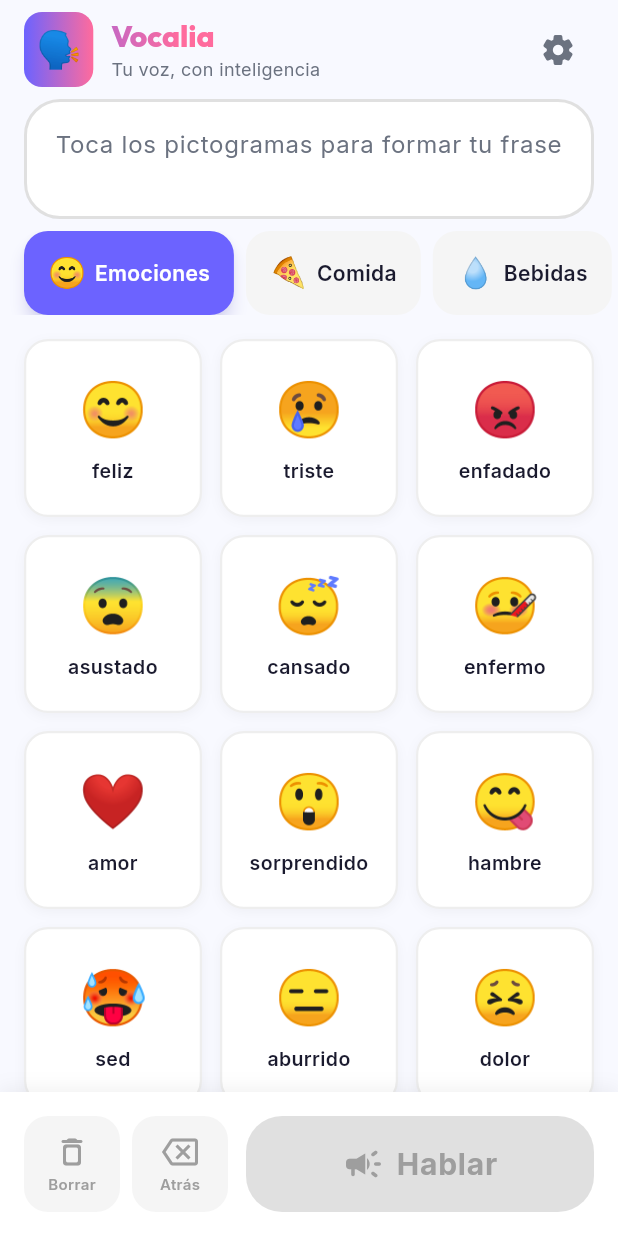
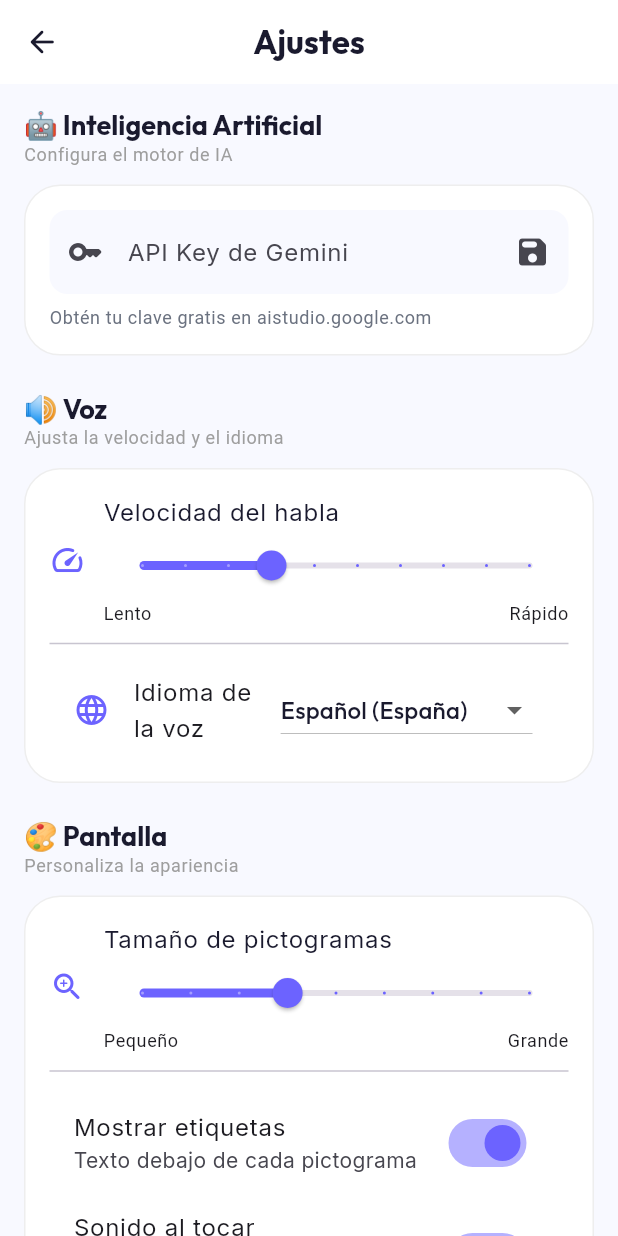
Before and after one commit to afiliaia2025/vocalia, a Flutter app: the screen it shows after launch, after a tap on "Continuar sin IA (modo básico)", after a tap on the "settings" icon, on a phone screen of 412 x 824 dp. Run offline on Flutter 3.47's test engine with Material 3 defaults, Android fonts, the phone set to English and light mode, and no system bars; our stand-ins replace flutter_animate, flutter_tts, google_fonts, google_generative_ai.

Commit message:
feat: Add history, settings screens + Firebase config + deploy

```diff
--- a/lib/screens/board_screen.dart
+++ b/lib/screens/board_screen.dart
@@ -4,6 +4,8 @@ import 'package:flutter_animate/flutter_animate.dart';
 import '../config/theme.dart';
 import '../models/pictogram.dart';
 import '../providers/board_provider.dart';
+import 'settings_screen.dart';
+import 'history_screen.dart';
 
 /// Main communication board screen — the heart of Vocalia.
 class BoardScreen extends StatelessWidget {
@@ -85,10 +87,21 @@ class _VocaliaAppBar extends StatelessWidget {
             ],
           ),
           const Spacer(),
+          // History
+          IconButton(
+            onPressed: () {
+              Navigator.push(context, MaterialPageRoute(builder: (_) => const HistoryScreen()));
+            },
+            icon: Icon(
+              Icons.history_rounded,
+              color: isDark ? VocaliaTheme.textDarkSecondary : VocaliaTheme.textSecondary,
+            ),
+            tooltip: 'Historial',
+          ),
           // Settings
           IconButton(
             onPressed: () {
-              // TODO: Open settings
+              Navigator.push(context, MaterialPageRoute(builder: (_) => const SettingsScreen()));
             },
             icon: Icon(
               Icons.settings_rounded,
--- /dev/null
+++ b/lib/screens/settings_screen.dart
@@ -0,0 +1,274 @@
+import 'package:flutter/material.dart';
+import '../config/theme.dart';
+
+/// Settings screen for Vocalia.
+class SettingsScreen extends StatefulWidget {
+  const SettingsScreen({super.key});
+
+  @override
+  State<SettingsScreen> createState() => _SettingsScreenState();
+}
+
+class _SettingsScreenState extends State<SettingsScreen> {
+  final _apiKeyController = TextEditingController();
+  double _speechRate = 0.45;
+  double _pictogramSize = 1.0;
+  bool _soundFeedback = true;
+  bool _showLabels = true;
+  String _selectedVoice = 'es-ES';
+
+  @override
+  Widget build(BuildContext context) {
+    final isDark = Theme.of(context).brightness == Brightness.dark;
+
+    return Scaffold(
+      appBar: AppBar(
+        title: const Text('Ajustes'),
+        leading: IconButton(
+          icon: const Icon(Icons.arrow_back_rounded),
+          onPressed: () => Navigator.pop(context),
+        ),
+      ),
+      body: ListView(
+        padding: const EdgeInsets.all(16),
+        children: [
+          // ─── AI Configuration ───
+          _SectionHeader(title: '🤖 Inteligencia Artificial', subtitle: 'Configura el motor de IA'),
+          _SettingsCard(
+            isDark: isDark,
+            children: [
+              TextField(
+                controller: _apiKeyController,
+                obscureText: true,
+                decoration: InputDecoration(
+                  labelText: 'API Key de Gemini',
+                  hintText: 'AIzaSy...',
+                  prefixIcon: const Icon(Icons.key_rounded),
+                  filled: true,
+                  fillColor: isDark ? VocaliaTheme.bgDark : VocaliaTheme.bgLight,
+                  border: OutlineInputBorder(
+                    borderRadius: BorderRadius.circular(VocaliaTheme.radiusSm),
+                    borderSide: BorderSide.none,
+                  ),
+                  suffixIcon: IconButton(
+                    icon: const Icon(Icons.save_rounded),
+                    onPressed: () {
+                      // TODO: Save API key to SharedPreferences
+                      ScaffoldMessenger.of(context).showSnackBar(
+                        const SnackBar(content: Text('API Key guardada ✓')),
+                      );
+                    },
+                    tooltip: 'Guardar',
+                  ),
+                ),
+              ),
+              const SizedBox(height: 8),
+              Text(
+                'Obtén tu clave gratis en aistudio.google.com',
+                style: Theme.of(context).textTheme.bodySmall?.copyWith(
+                  color: isDark ? VocaliaTheme.textDarkSecondary : VocaliaTheme.textSecondary,
+                ),
+              ),
+            ],
+          ),
+          const SizedBox(height: 24),
+
+          // ─── Voice Settings ───
+          _SectionHeader(title: '🔊 Voz', subtitle: 'Ajusta la velocidad y el idioma'),
+          _SettingsCard(
+            isDark: isDark,
+            children: [
+              Row(
+                children: [
+                  const Icon(Icons.speed_rounded, color: VocaliaTheme.primary),
+                  const SizedBox(width: 12),
+                  Expanded(
+                    child: Column(
+                      crossAxisAlignment: CrossAxisAlignment.start,
+                      children: [
+                        Text('Velocidad del habla', style: Theme.of(context).textTheme.bodyLarge),
+                        Slider(
+                          value: _speechRate,
+                          min: 0.1,
+                          max: 1.0,
+                          divisions: 9,
+                          label: _speechRate.toStringAsFixed(1),
+                          activeColor: VocaliaTheme.primary,
+                          onChanged: (val) => setState(() => _speechRate = val),
+                        ),
+                        Row(
+                          mainAxisAlignment: MainAxisAlignment.spaceBetween,
+                          children: [
+                            Text('Lento', style: Theme.of(context).textTheme.bodySmall),
+                            Text('Rápido', style: Theme.of(context).textTheme.bodySmall),
+                          ],
+                        ),
+                      ],
+                    ),
+                  ),
+                ],
+              ),
+              const Divider(height: 24),
+              ListTile(
+                leading: const Icon(Icons.language_rounded, color: VocaliaTheme.primary),
+                title: const Text('Idioma de la voz'),
+                trailing: DropdownButton<String>(
+                  value: _selectedVoice,
+                  items: const [
+                    DropdownMenuItem(value: 'es-ES', child: Text('Español (España)')),
+                    DropdownMenuItem(value: 'es-MX', child: Text('Español (México)')),
+                    DropdownMenuItem(value: 'es-AR', child: Text('Español (Argentina)')),
+                    DropdownMenuItem(value: 'en-US', child: Text('English (US)')),
+                    DropdownMenuItem(value: 'ca-ES', child: Text('Català')),
+                  ],
+                  onChanged: (val) => setState(() => _selectedVoice = val!),
+                ),
+              ),
+            ],
+          ),
+          const SizedBox(height: 24),
+
+          // ─── Display Settings ───
+          _SectionHeader(title: '🎨 Pantalla', subtitle: 'Personaliza la apariencia'),
+          _SettingsCard(
+            isDark: isDark,
+            children: [
+              Row(
+                children: [
+                  const Icon(Icons.zoom_in_rounded, color: VocaliaTheme.primary),
+                  const SizedBox(width: 12),
+                  Expanded(
+                    child: Column(
+                      crossAxisAlignment: CrossAxisAlignment.start,
+                      children: [
+                        Text('Tamaño de pictogramas', style: Theme.of(context).textTheme.bodyLarge),
+                        Slider(
+                          value: _pictogramSize,
+                          min: 0.7,
+                          max: 1.5,
+                          divisions: 8,
+                          label: '${(_pictogramSize * 100).round()}%',
+                          activeColor: VocaliaTheme.primary,
+                          onChanged: (val) => setState(() => _pictogramSize = val),
+                        ),
+                        Row(
+                          mainAxisAlignment: MainAxisAlignment.spaceBetween,
+                          children: [
+                            Text('Pequeño', style: Theme.of(context).textTheme.bodySmall),
+                            Text('Grande', style: Theme.of(context).textTheme.bodySmall),
+                          ],
+                        ),
+                      ],
+                    ),
+                  ),
+                ],
+              ),
+              const Divider(height: 24),
+              SwitchListTile(
+                title: const Text('Mostrar etiquetas'),
+                subtitle: const Text('Texto debajo de cada pictograma'),
+                value: _showLabels,
+                activeColor: VocaliaTheme.primary,
+                onChanged: (val) => setState(() => _showLabels = val),
+              ),
+              SwitchListTile(
+                title: const Text('Sonido al tocar'),
+                subtitle: const Text('Reproduce un sonido al seleccionar'),
+                value: _soundFeedback,
+                activeColor: VocaliaTheme.primary,
+                onChanged: (val) => setState(() => _soundFeedback = val),
+              ),
+            ],
+          ),
+          const SizedBox(height: 24),
+
+          // ─── About ───
+          _SectionHeader(title: 'ℹ️ Acerca de', subtitle: 'Información de la app'),
+          _SettingsCard(
+            isDark: isDark,
+            children: [
+              ListTile(
+                leading: Container(
+                  width: 48,
+                  height: 48,
+                  decoration: BoxDecoration(
+                    gradient: const LinearGradient(
+                      colors: [VocaliaTheme.primary, VocaliaTheme.secondary],
+                    ),
+                    borderRadius: BorderRadius.circular(12),
+                  ),
+                  child: const Center(child: Text('🗣️', style: TextStyle(fontSize: 24))),
+                ),
+                title: const Text('Vocalia', style: TextStyle(fontWeight: FontWeight.bold)),
+                subtitle: const Text('v1.0.0 (MVP)'),
+              ),
+              const Divider(),
+              ListTile(
+                leading: const Icon(Icons.favorite_rounded, color: Colors.red),
+                title: const Text('Hecho con ❤️ para dar voz a quien la necesita'),
+                subtitle: const Text('Pictogramas: ARASAAC (CC BY-NC-SA)'),
+              ),
+              const Divider(),
+              ListTile(
+                leading: const Icon(Icons.code_rounded, color: VocaliaTheme.primary),
+                title: const Text('Código abierto'),
+                subtitle: const Text('github.com/afiliaia2025/vocalia'),
+              ),
+            ],
+          ),
+          const SizedBox(height: 32),
+        ],
+      ),
+    );
+  }
+
+  @override
+  void dispose() {
+    _apiKeyController.dispose();
+    super.dispose();
+  }
+}
+
+class _SectionHeader extends StatelessWidget {
+  final String title;
+  final String subtitle;
+
+  const _SectionHeader({required this.title, required this.subtitle});
+
+  @override
+  Widget build(BuildContext context) {
+    return Padding(
+      padding: const EdgeInsets.only(bottom: 12),
+      child: Column(
+        crossAxisAlignment: CrossAxisAlignment.start,
+        children: [
+          Text(title, style: Theme.of(context).textTheme.titleLarge?.copyWith(fontWeight: FontWeight.w700)),
+          Text(subtitle, style: Theme.of(context).textTheme.bodySmall?.copyWith(color: Colors.grey)),
+        ],
+      ),
+    );
+  }
+}
+
+class _SettingsCard extends StatelessWidget {
+  final bool isDark;
+  final List<Widget> children;
+
+  const _SettingsCard({required this.isDark, required this.children});
+
+  @override
+  Widget build(BuildContext context) {
+    return Container(
+      padding: const EdgeInsets.all(16),
+      decoration: BoxDecoration(
+        color: isDark ? VocaliaTheme.cardDark : VocaliaTheme.cardLight,
+        borderRadius: BorderRadius.circular(VocaliaTheme.radiusLg),
+        border: Border.all(color: isDark ? Colors.white10 : Colors.grey.shade200),
+      ),
+      child: Column(
+        crossAxisAlignment: CrossAxisAlignment.start,
+        children: children,
+      ),
+    );
+  }
+}
```
Also changed, not shown: firestore.indexes.json (added, +51 -0 lines), lib/screens/history_screen.dart (added, +263 -0 lines), firebase.json (added), 4 other files.
